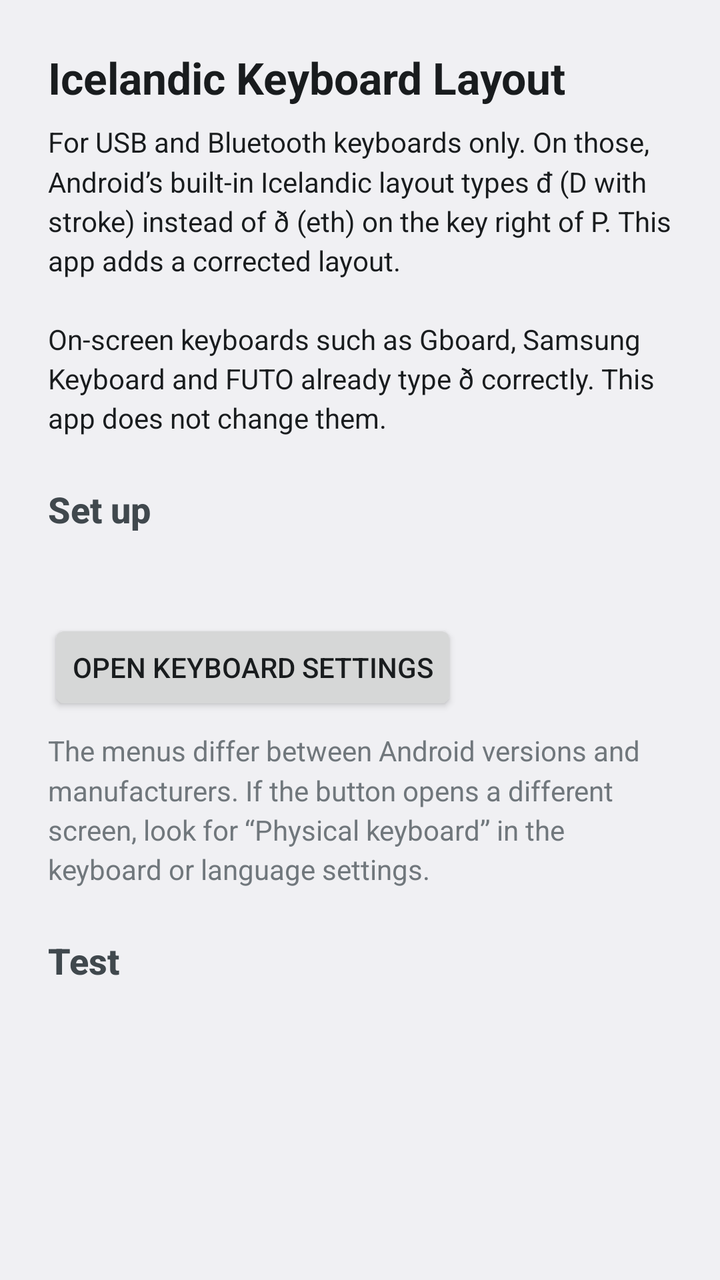
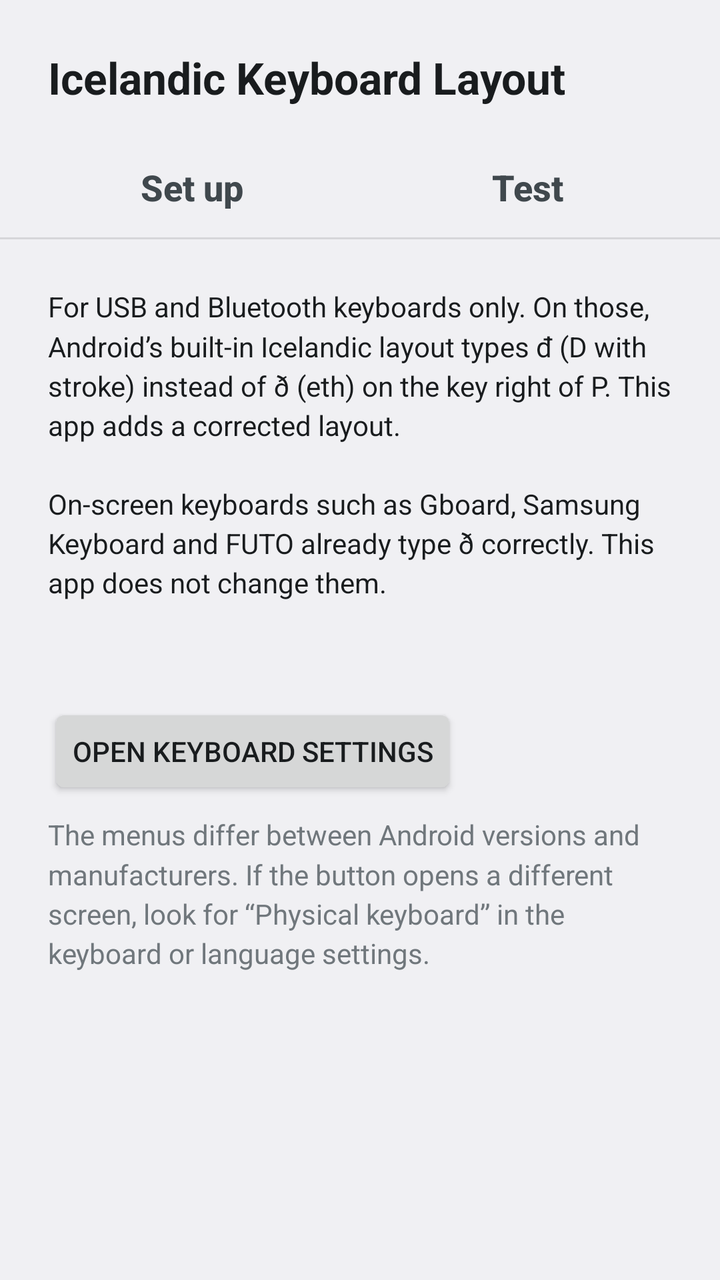

An Android layout rendered at two revisions. The XML below is the earlier revision; the diff shows what the commit changed to produce the second picture.
<!-- AndroidManifest.xml: application theme AppTheme -->
<!-- res/layout/activity_main.xml -->
<?xml version="1.0" encoding="utf-8"?>
<ScrollView xmlns:android="http://schemas.android.com/apk/res/android"
    xmlns:tools="http://schemas.android.com/tools"
    android:id="@+id/root"
    android:layout_width="match_parent"
    android:layout_height="match_parent"
    android:clipToPadding="false">

    <LinearLayout
        android:layout_width="match_parent"
        android:layout_height="wrap_content"
        android:orientation="vertical"
        android:padding="24dp">

        <TextView
            style="@style/Title"
            android:layout_width="wrap_content"
            android:layout_height="wrap_content"
            android:text="@string/app_name" />

        <TextView
            style="@style/Body"
            android:layout_width="match_parent"
            android:layout_height="wrap_content"
            android:text="@string/intro" />

        <TextView
            style="@style/Heading"
            android:layout_width="wrap_content"
            android:layout_height="wrap_content"
            android:text="@string/setup_heading" />

        <TextView
            android:id="@+id/steps"
            style="@style/Body"
            android:layout_width="match_parent"
            android:layout_height="wrap_content" />

        <Button
            android:id="@+id/open_settings"
            android:layout_width="wrap_content"
            android:layout_height="wrap_content"
            android:layout_marginTop="16dp"
            android:text="@string/open_settings" />

        <TextView
            style="@style/Body"
            android:layout_width="match_parent"
            android:layout_height="wrap_content"
            android:text="@string/setup_note"
            android:textAppearance="?android:attr/textAppearanceSmall" />

        <TextView
            style="@style/Heading"
            android:layout_width="wrap_content"
            android:layout_height="wrap_content"
            android:text="@string/test_heading" />

        <TextView
            android:id="@+id/status"
            style="@style/Body"
            android:layout_width="match_parent"
            android:layout_height="wrap_content"
            android:accessibilityLiveRegion="polite"
            tools:targetApi="19"
            android:textAppearance="?android:attr/textAppearanceMedium" />
    </LinearLayout>
</ScrollView>
<!-- resources referenced by this layout -->
<resources>
  <string name="app_name">Icelandic Keyboard Layout</string>
  <string name="intro">For USB and Bluetooth keyboards only. On those, Android’s built-in Icelandic layout types đ (D with stroke) instead of ð (eth) on the key right of P. This app adds a corrected layout.\n\nOn-screen keyboards such as Gboard, Samsung Keyboard and FUTO already type ð correctly. This app does not change them.</string>
  <string name="open_settings">Open keyboard settings</string>
  <string name="setup_heading">Set up</string>
  <string name="setup_note">The menus differ between Android versions and manufacturers. If the button opens a different screen, look for “Physical keyboard” in the keyboard or language settings.</string>
  <string name="test_heading">Test</string>
  <style name="Body">
          <item name="android:textAppearance">?android:attr/textAppearance</item>
          <item name="android:layout_marginTop">8dp</item>
          <item name="android:lineSpacingMultiplier">1.2</item>
      </style>
  <style name="Heading">
          <item name="android:textAppearance">?android:attr/textAppearanceMedium</item>
          <item name="android:textStyle">bold</item>
          <item name="android:layout_marginTop">24dp</item>
      </style>
  <style name="Title">
          <item name="android:textAppearance">?android:attr/textAppearanceLarge</item>
          <item name="android:textStyle">bold</item>
      </style>
  <style name="AppTheme" parent="AppTheme.Base" />
  <style name="AppTheme.Base" parent="android:Theme.DeviceDefault.Light">
          <item name="android:windowActionBar">false</item>
          <item name="android:windowNoTitle">true</item>
      </style>
</resources>

<!-- the commit's change to res/layout/activity_main.xml (unified diff, before → after) -->
@@ -1,68 +1,152 @@
 <?xml version="1.0" encoding="utf-8"?>
-<ScrollView xmlns:android="http://schemas.android.com/apk/res/android"
+<LinearLayout xmlns:android="http://schemas.android.com/apk/res/android"
     xmlns:tools="http://schemas.android.com/tools"
     android:id="@+id/root"
     android:layout_width="match_parent"
     android:layout_height="match_parent"
-    android:clipToPadding="false">
+    android:orientation="vertical">
+
+    <TextView
+        style="@style/Title"
+        android:layout_width="wrap_content"
+        android:layout_height="wrap_content"
+        android:paddingLeft="24dp"
+        android:paddingTop="24dp"
+        android:paddingRight="24dp"
+        android:text="@string/app_name" />
 
     <LinearLayout
         android:layout_width="match_parent"
         android:layout_height="wrap_content"
-        android:orientation="vertical"
-        android:padding="24dp">
+        android:layout_marginTop="16dp"
+        android:baselineAligned="false"
+        android:orientation="horizontal"
+        android:paddingLeft="12dp"
+        android:paddingRight="12dp">
 
-        <TextView
-            style="@style/Title"
-            android:layout_width="wrap_content"
+        <LinearLayout
+            android:id="@+id/tab_setup"
+            style="@style/Tab"
+            android:layout_width="0dp"
             android:layout_height="wrap_content"
-            android:text="@string/app_name" />
+            android:layout_weight="1">
 
-        <TextView
-            style="@style/Body"
+            <TextView
+                android:id="@+id/tab_setup_label"
+                style="@style/TabLabel"
+                android:layout_width="wrap_content"
+                android:layout_height="wrap_content"
+                android:text="@string/setup_heading" />
+
+            <View
+                android:id="@+id/tab_setup_indicator"
+                style="@style/TabIndicator"
+                android:layout_width="match_parent"
+                android:layout_height="3dp" />
+        </LinearLayout>
+
+        <LinearLayout
+            android:id="@+id/tab_test"
+            style="@style/Tab"
+            android:layout_width="0dp"
+            android:layout_height="wrap_content"
+            android:layout_weight="1">
+
+            <TextView
+                android:id="@+id/tab_test_label"
+                style="@style/TabLabel"
+                android:layout_width="wrap_content"
+                android:layout_height="wrap_content"
+                android:text="@string/test_heading" />
+
+            <View
+                android:id="@+id/tab_test_indicator"
+                style="@style/TabIndicator"
+                android:layout_width="match_parent"
+                android:layout_height="3dp" />
+        </LinearLayout>
+    </LinearLayout>
+
+    <View
+        android:layout_width="match_parent"
+        android:layout_height="1dp"
+        android:background="?android:attr/listDivider" />
+
+    <FrameLayout
+        android:layout_width="match_parent"
+        android:layout_height="0dp"
+        android:layout_weight="1">
+
+        <ScrollView
+            android:id="@+id/page_setup"
             android:layout_width="match_parent"
-            android:layout_height="wrap_content"
-            android:text="@string/intro" />
+            android:layout_height="match_parent">
 
-        <TextView
-            style="@style/Heading"
-            android:layout_width="wrap_content"
-            android:layout_height="wrap_content"
-            android:text="@string/setup_heading" />
+            <LinearLayout
+                android:layout_width="match_parent"
+                android:layout_height="wrap_content"
+                android:orientation="vertical"
+                android:padding="24dp">
 
-        <TextView
-            android:id="@+id/steps"
-            style="@style/Body"
+                <TextView
+                    style="@style/Body"
+                    android:layout_width="match_parent"
+                    android:layout_height="wrap_content"
+                    android:layout_marginTop="0dp"
+                    android:text="@string/intro" />
+
+                <TextView
+                    android:id="@+id/steps"
+                    style="@style/Body"
+                    android:layout_width="match_parent"
+                    android:layout_height="wrap_content"
+                    android:layout_marginTop="16dp" />
+
+                <Button
+                    android:id="@+id/open_settings"
+                    android:layout_width="wrap_content"
+                    android:layout_height="wrap_content"
+                    android:layout_marginTop="16dp"
+                    android:text="@string/open_settings" />
+
+                <TextView
+                    style="@style/Body"
+                    android:layout_width="match_parent"
+                    android:layout_height="wrap_content"
+                    android:text="@string/setup_note"
+                    android:textAppearance="?android:attr/textAppearanceSmall" />
+            </LinearLayout>
+        </ScrollView>
+
+        <ScrollView
+            android:id="@+id/page_test"
             android:layout_width="match_parent"
-            android:layout_height="wrap_content" />
+            android:layout_height="match_parent"
+            android:visibility="gone">
 
-        <Button
-            android:id="@+id/open_settings"
-            android:layout_width="wrap_content"
-            android:layout_height="wrap_content"
-            android:layout_marginTop="16dp"
-            android:text="@string/open_settings" />
+            <LinearLayout
+                android:layout_width="match_parent"
+                android:layout_height="wrap_content"
+                android:orientation="vertical"
+                android:padding="24dp">
 
-        <TextView
-            style="@style/Body"
-            android:layout_width="match_parent"
-            android:layout_height="wrap_content"
-            android:text="@string/setup_note"
-            android:textAppearance="?android:attr/textAppearanceSmall" />
+                <TextView
+                    style="@style/Body"
+                    android:layout_width="match_parent"
+                    android:layout_height="wrap_content"
+                    android:layout_marginTop="0dp"
+                    android:text="@string/test_hint" />
 
-        <TextView
-            style="@style/Heading"
-            android:layout_width="wrap_content"
-            android:layout_height="wrap_content"
-            android:text="@string/test_heading" />
-
-        <TextView
-            android:id="@+id/status"
-            style="@style/Body"
-            android:layout_width="match_parent"
-            android:layout_height="wrap_content"
-            android:accessibilityLiveRegion="polite"
-            tools:targetApi="19"
-            android:textAppearance="?android:attr/textAppearanceMedium" />
-    </LinearLayout>
-</ScrollView>
+                <TextView
+                    android:id="@+id/status"
+                    style="@style/Body"
+                    android:layout_width="match_parent"
+                    android:layout_height="wrap_content"
+                    android:layout_marginTop="24dp"
+                    android:accessibilityLiveRegion="polite"
+                    android:textAppearance="?android:attr/textAppearanceLarge"
+                    tools:targetApi="19" />
+            </LinearLayout>
+        </ScrollView>
+    </FrameLayout>
+</LinearLayout>
<!-- resource entries referenced after the edit -->
@@ -6,15 +6,29 @@
   <string name="setup_heading">Set up</string>
   <string name="setup_note">The menus differ between Android versions and manufacturers. If the button opens a different screen, look for “Physical keyboard” in the keyboard or language settings.</string>
   <string name="test_heading">Test</string>
+  <string name="test_hint">Press the key right of P on your physical keyboard, with and without Shift. The app reads the key directly, so the on-screen keyboard does not affect the result.</string>
   <style name="Body">
           <item name="android:textAppearance">?android:attr/textAppearance</item>
           <item name="android:layout_marginTop">8dp</item>
           <item name="android:lineSpacingMultiplier">1.2</item>
       </style>
-  <style name="Heading">
+  <style name="Tab">
+          <item name="android:orientation">vertical</item>
+          <item name="android:gravity">center_horizontal</item>
+          <item name="android:paddingTop">12dp</item>
+          <item name="android:clickable">true</item>
+          <item name="android:focusable">true</item>
+          <item name="android:background">?android:attr/selectableItemBackground</item>
+      </style>
+  <style name="TabIndicator">
+          <item name="android:layout_marginLeft">12dp</item>
+          <item name="android:layout_marginRight">12dp</item>
+      </style>
+  <style name="TabLabel">
           <item name="android:textAppearance">?android:attr/textAppearanceMedium</item>
           <item name="android:textStyle">bold</item>
-          <item name="android:layout_marginTop">24dp</item>
+          <item name="android:paddingBottom">10dp</item>
+          <item name="android:duplicateParentState">true</item>
       </style>
   <style name="Title">
           <item name="android:textAppearance">?android:attr/textAppearanceLarge</item>
